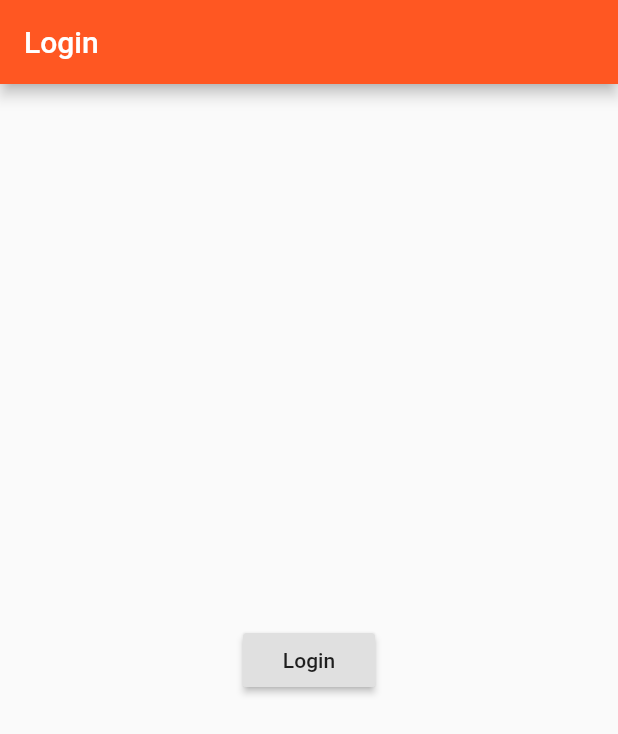
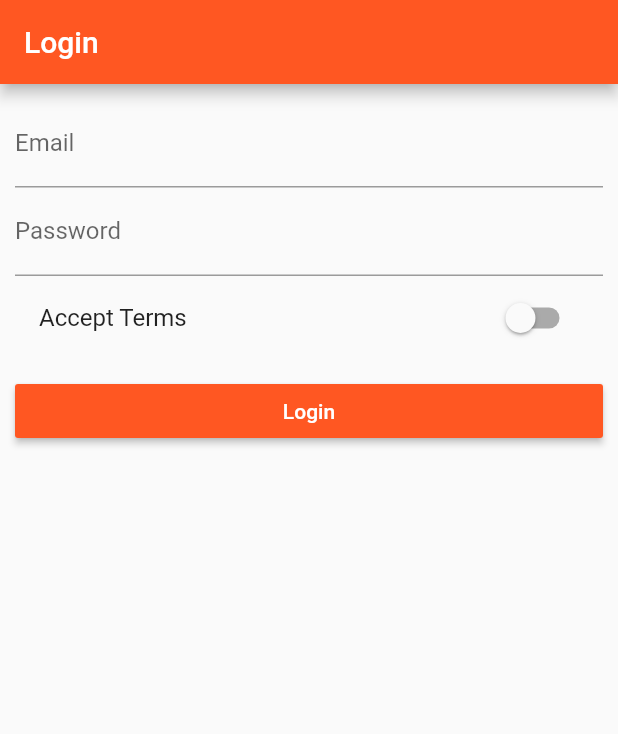
Before and after one commit to shawnloh/flutter_easylist, a Flutter app: the screen it shows after launch, on a phone screen of 412 x 824 dp. Shown: the top 734 px of the screen. Run offline on Flutter 3.47's test engine with Material 2 defaults, Android fonts, the phone set to English and light mode, and no system bars.

Commit message:
Change auth to stateful widget

```diff
--- a/lib/pages/auth.dart
+++ b/lib/pages/auth.dart
@@ -1,24 +1,64 @@
 import 'package:flutter/material.dart';
-import 'products.dart';
 
-class AuthPage extends StatelessWidget {
+class AuthPage extends StatefulWidget {
+  @override
+  _AuthPageState createState() => _AuthPageState();
+}
+
+class _AuthPageState extends State<AuthPage> {
+  String _emailValue = '';
+  String _passwordValue = '';
+  bool _tos = false;
+
   @override
   Widget build(BuildContext context) {
     return Scaffold(
       appBar: AppBar(
         title: Text('Login'),
       ),
-      body: Center(
-        child: RaisedButton(
-          child: Text('Login'),
-          onPressed: () {
-            final route = MaterialPageRoute(
-              builder: (BuildContext context) {
-                return ProductsPage();
+      body: Container(
+        margin: EdgeInsets.all(10.0),
+        child: ListView(
+          children: <Widget>[
+            TextField(
+              decoration: InputDecoration(labelText: 'Email'),
+              keyboardType: TextInputType.emailAddress,
+              onChanged: (val) {
+                setState(() {
+                  _emailValue = val;
+                });
               },
-            );
-            Navigator.pushReplacement(context, route);
-          },
+            ),
+            TextField(
+              decoration: InputDecoration(labelText: 'Password'),
+              obscureText: true,
+              onChanged: (val) {
+                setState(() {
+                  _passwordValue = val;
+                });
+              },
+            ),
+            SwitchListTile(
+              title: Text('Accept Terms'),
+              onChanged: (val) {
+                setState(() {
+                  _tos = val;
+                });
+              },
+              value: _tos,
+            ),
+            SizedBox(
+              height: 10.0,
+            ),
+            RaisedButton(
+              color: Theme.of(context).primaryColor,
+              textColor: Colors.white,
+              child: Text('Login'),
+              onPressed: () {
+                Navigator.pushReplacementNamed(context, '/products');
+              },
+            ),
+          ],
         ),
       ),
     );
```
